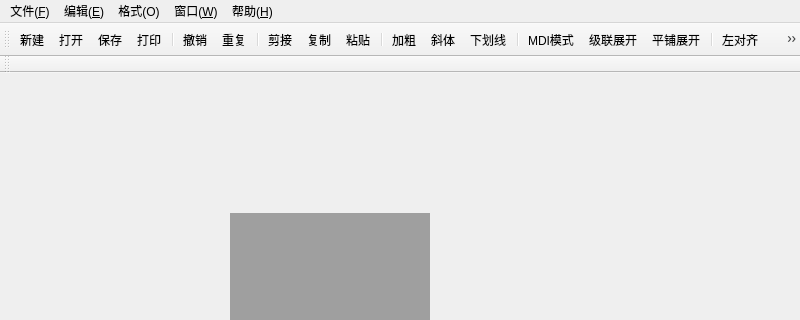
This is mainwindow.ui in Xiaoxin-19/multi-document-text-editor as Qt 5 draws it before an edit; both pictures show x 0 to 800 and y 0 to 320 of the 800 by 600 pixel window. The edited form follows.
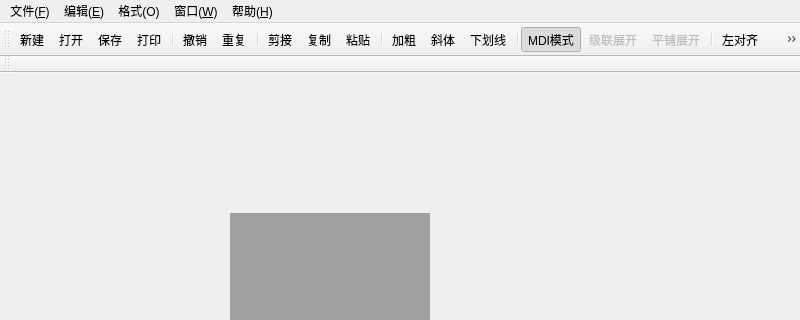
This is the edited form. Icons and pictures are not drawn.

Commit message:
实现窗口管理功能
1.实现多文档页面显示模式的切换
2.实现页面的切换和关闭

Diff of the .ui file:
```diff
--- a/mainwindow.ui
+++ b/mainwindow.ui
@@ -288,6 +288,12 @@
    </property>
   </action>
   <action name="action_view_model">
+   <property name="checkable">
+    <bool>true</bool>
+   </property>
+   <property name="checked">
+    <bool>true</bool>
+   </property>
    <property name="icon">
     <iconset resource="image.qrc">
      <normaloff>:/img/images/230.bmp</normaloff>:/img/images/230.bmp</iconset>
@@ -300,6 +306,9 @@
    </property>
   </action>
   <action name="action_cascade">
+   <property name="enabled">
+    <bool>false</bool>
+   </property>
    <property name="icon">
     <iconset resource="image.qrc">
      <normaloff>:/img/images/400.bmp</normaloff>:/img/images/400.bmp</iconset>
@@ -315,6 +324,9 @@
    </property>
   </action>
   <action name="action_tile">
+   <property name="enabled">
+    <bool>false</bool>
+   </property>
    <property name="icon">
     <iconset resource="image.qrc">
      <normaloff>:/img/images/402.bmp</normaloff>:/img/images/402.bmp</iconset>
```
The commit also changes 2 other files.
